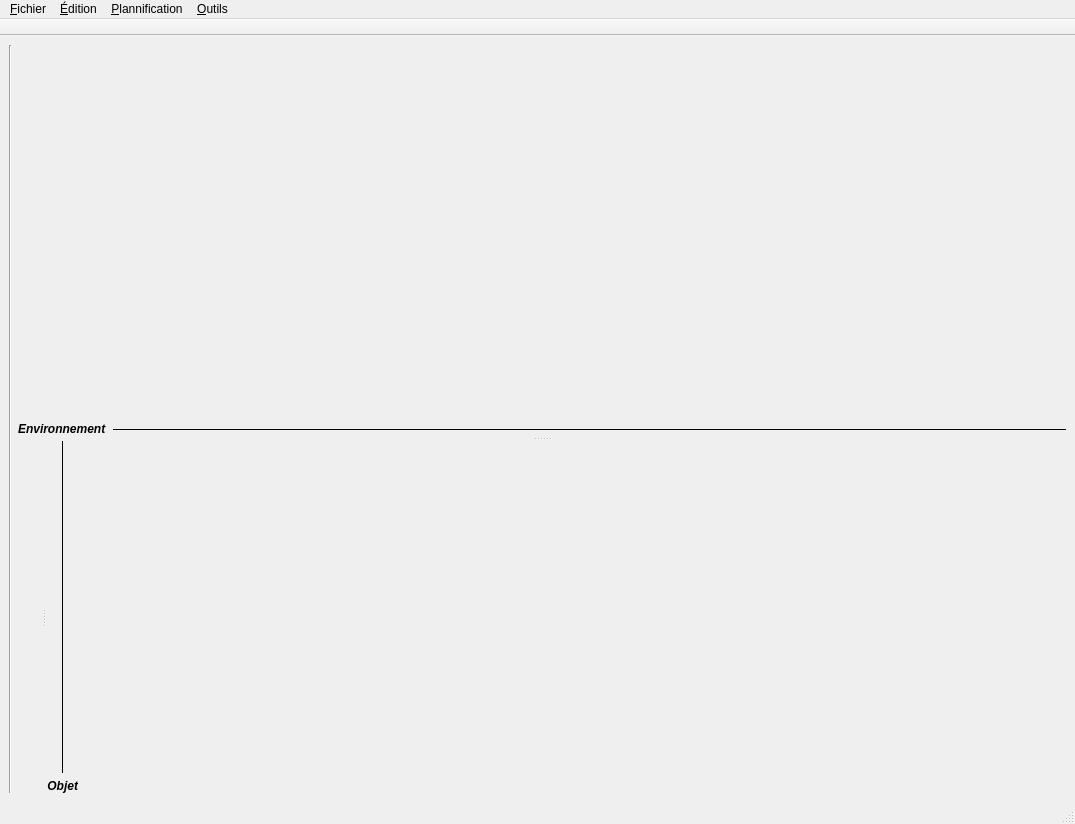
Before: the Qt Designer form planification.ui in JosephdeVilmarest/planification2D, drawn with Qt 5.
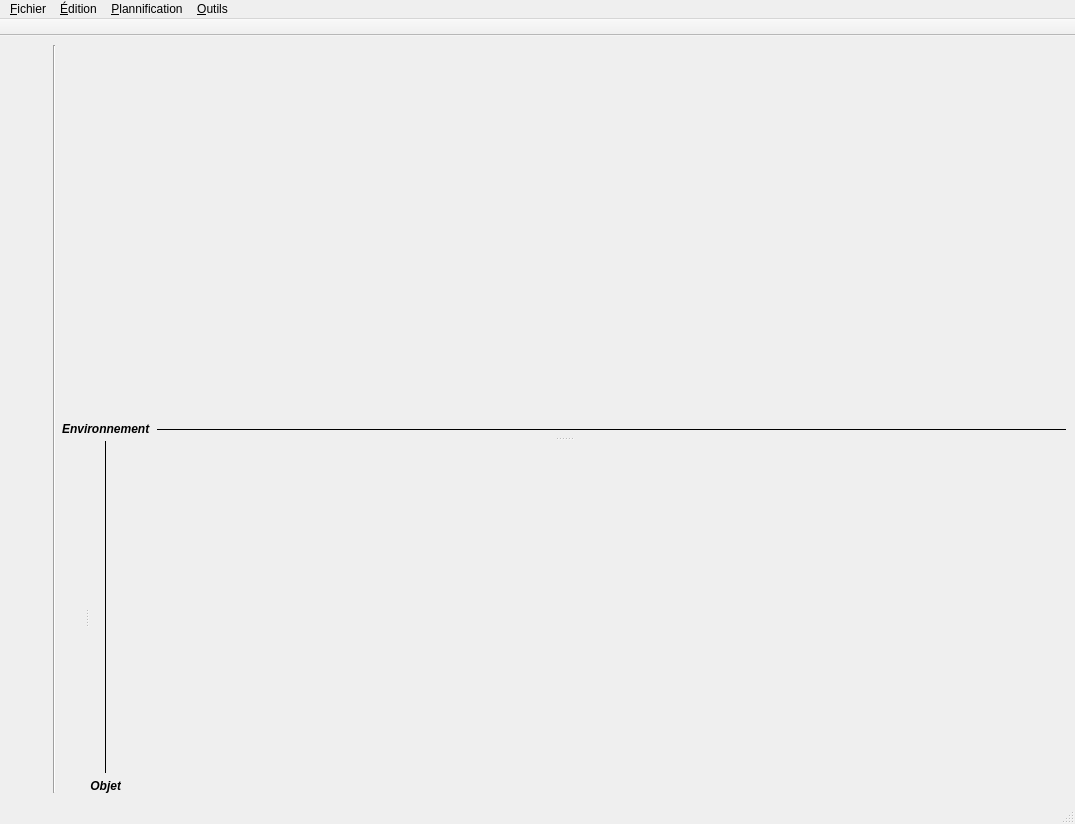
After: the same form once the commit is applied. Icons and pictures are not drawn.

The edit to the form file:
```diff
--- a/planification.ui
+++ b/planification.ui
@@ -16,7 +16,39 @@
   <widget class="QWidget" name="centralwidget">
    <layout class="QHBoxLayout" name="horizontalLayout" stretch="0,0,1">
     <item>
-     <layout class="QGridLayout" name="steps"/>
+     <widget class="QWidget" name="widget_2" native="true">
+      <layout class="QVBoxLayout" name="verticalLayout">
+       <item>
+        <spacer name="verticalSpacer">
+         <property name="orientation">
+          <enum>Qt::Vertical</enum>
+         </property>
+         <property name="sizeHint" stdset="0">
+          <size>
+           <width>20</width>
+           <height>40</height>
+          </size>
+         </property>
+        </spacer>
+       </item>
+       <item>
+        <layout class="QGridLayout" name="steps"/>
+       </item>
+       <item>
+        <spacer name="verticalSpacer_2">
+         <property name="orientation">
+          <enum>Qt::Vertical</enum>
+         </property>
+         <property name="sizeHint" stdset="0">
+          <size>
+           <width>20</width>
+           <height>40</height>
+          </size>
+         </property>
+        </spacer>
+       </item>
+      </layout>
+     </widget>
     </item>
     <item>
      <widget class="Line" name="line">
```
Left out of the diff: 22 changed lines with no effect on the pictures.
